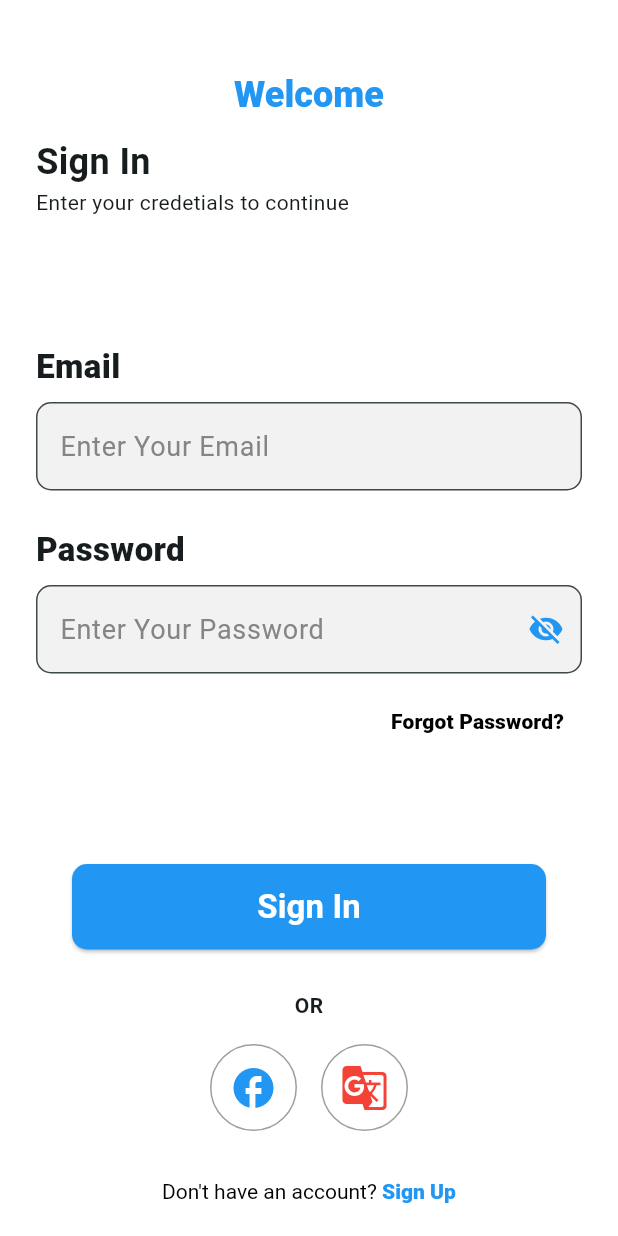
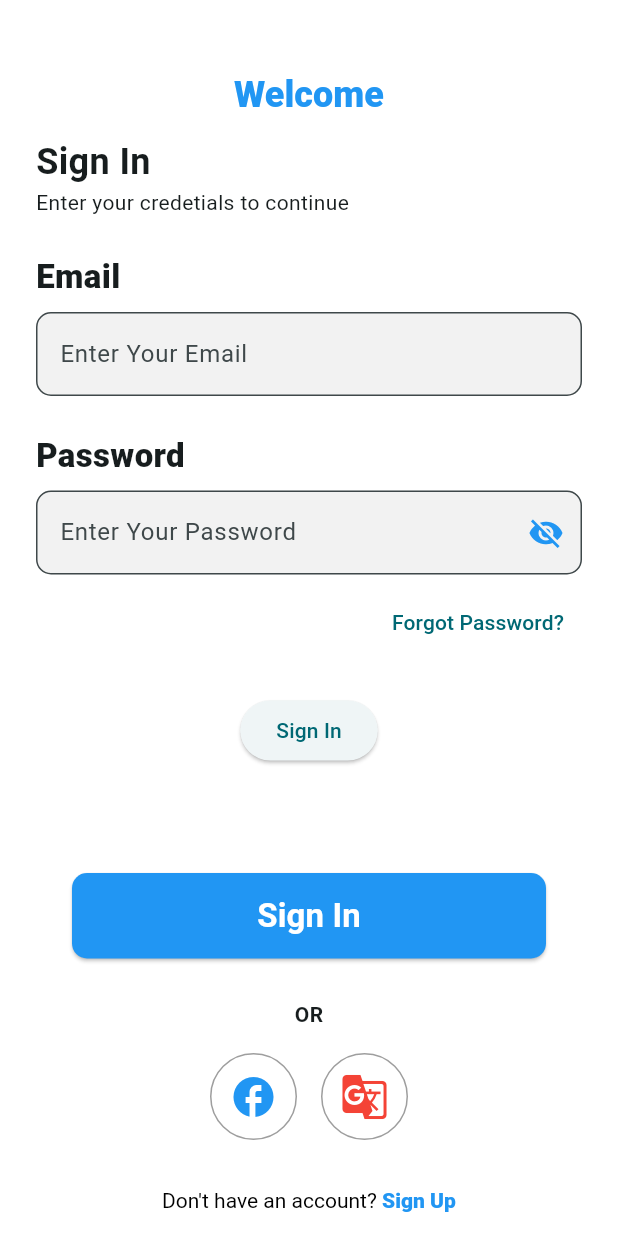
Before and after one commit to hanabif/2024-project-phase-mobile-tasks-group-3, a Flutter app: the screen it shows after launch, after a tap on "Forgot Password?", on a phone screen of 412 x 824 dp. Run offline on Flutter 3.47's test engine with Material 3 defaults, Android fonts, the phone set to English and light mode, and no system bars; our stand-ins replace bloc, equatable, firebase_auth, firebase_core, flutter_bloc, google_fonts; accounts and stored records are empty.

Commit message:
firebase auth

```diff
--- a/form_app/lib/main.dart
+++ b/form_app/lib/main.dart
@@ -1,10 +1,22 @@
 // ignore_for_file: prefer_const_constructors
 
+import 'package:firebase_auth/firebase_auth.dart';
+import 'package:firebase_core/firebase_core.dart';
 import 'package:flutter/material.dart';
+import 'package:form_app/pages/Home_screen.dart';
 import 'package:form_app/pages/create_acc.dart';
 import 'package:form_app/pages/sign_in.dart';
 
-void main() {
+
+void main() async {
+  WidgetsFlutterBinding.ensureInitialized();
+  await Firebase.initializeApp(
+    options: FirebaseOptions(
+      apiKey: "AIzaSyAw2Zqq8GowypQWpfezsewC-dHc5enwjFc",
+      appId: "1:730490693947:android:ee334efb8a21e0d438ef1e",
+      messagingSenderId: "730490693947",
+      projectId: "form-app-f5b1a")
+  );
   runApp(const MyApp());
 }
 
@@ -15,7 +27,6 @@ class MyApp extends StatelessWidget {
   Widget build(BuildContext context) {
     return MaterialApp(
       debugShowCheckedModeBanner: false,
-      home: SignIn(),
       theme: ThemeData(
         colorScheme: ColorScheme.fromSeed(seedColor: Colors.white),
         useMaterial3: true,
@@ -23,6 +34,40 @@ class MyApp extends StatelessWidget {
       routes: {
         '/sign_in': (context) => SignIn(),
         '/create_account': (context) => CreateAcc(),
+        '/home': (context) => HomeScreen(),
+      },
+      home: FutureBuilder(
+        future: Firebase.initializeApp(),
+        builder: (context, snapshot) {
+          if (snapshot.connectionState == ConnectionState.waiting) {
+            return Center(child: CircularProgressIndicator());
+          } else if (snapshot.hasError) {
+            return Scaffold(body: Center(child: Text("Error initializing Firebase!")));
+          }
+          return AuthWrapper();
+        },
+      ),
+    );
+  }
+}
+
+class AuthWrapper extends StatelessWidget {
+  @override
+  Widget build(BuildContext context) {
+    return StreamBuilder<User?>(
+      stream: FirebaseAuth.instance.authStateChanges(),
+      builder: (context, snapshot) {
+        print("Auth State Changed: ${snapshot.connectionState}, Has Data: ${snapshot.hasData}");
+
+        if (snapshot.connectionState == ConnectionState.waiting) {
+          return Center(child: CircularProgressIndicator());
+        } else if (snapshot.hasData) {
+          print("User logged in: ${snapshot.data?.email}");
+          return HomeScreen();
+        } else {
+          print("User not logged in");
+          return SignIn();
+        }
       },
     );
   }
--- a/form_app/lib/pages/create_acc.dart
+++ b/form_app/lib/pages/create_acc.dart
@@ -1,5 +1,6 @@
 // ignore_for_file: prefer_const_constructors, prefer_const_literals_to_create_immutables, sort_child_properties_last
 
+import 'package:firebase_auth/firebase_auth.dart';
 import 'package:flutter/material.dart';
 import 'package:form_app/widgets/custom_form_field.dart';
 
@@ -49,28 +50,55 @@ class CreateAcc extends StatelessWidget {
   }
 }
 
-class _Form extends StatelessWidget {
-  const _Form();
+class _Form extends StatefulWidget {
+  @override
+  _FormState createState() => _FormState();
+}
+
+class _FormState extends State<_Form> {
+  final TextEditingController emailController = TextEditingController();
+  final TextEditingController passwordController = TextEditingController();
+  final TextEditingController nameController = TextEditingController();
+  final TextEditingController phoneController = TextEditingController();
+
+  Future<void> signUp() async {
+    try {
+      await FirebaseAuth.instance.createUserWithEmailAndPassword(
+        email: emailController.text.trim(),
+        password: passwordController.text.trim(),
+      );
+      ScaffoldMessenger.of(context).showSnackBar(
+        SnackBar(content: Text("Account Created Successfully!")),
+      );
+      Navigator.pushReplacementNamed(context, '/sign_in');
+    } catch (e) {
+      ScaffoldMessenger.of(context).showSnackBar(
+        SnackBar(content: Text(e.toString())),
+      );
+    }
+  }
 
   @override
   Widget build(BuildContext context) {
     return Column(
       children: [
+        CustomFormField(label: 'Full Name', hint: 'Enter Your Full Name', controller: nameController),
+        SizedBox(height: 24),
+        CustomFormField(label: 'Email', hint: 'Enter Your Email', controller: emailController),
+        SizedBox(height: 24),
+        CustomFormField(label: 'Password', hint: 'Enter Your Password', isPassword: true, controller: passwordController),
+        SizedBox(height: 24),
+        CustomFormField(label: 'Mobile Number', hint: 'Enter Your Phone Number', controller: phoneController),
         SizedBox(height: 30),
-        CustomFormField(label: 'Full Name', hint: 'Enter Your Full Name'),
-        SizedBox(height: 24),
-        CustomFormField(
-            label: 'Password', hint: "Enter Your Password", isPassword: true),
-        SizedBox(height: 24),
-        SizedBox(height: 30),
-        CustomFormField(label: 'Email', hint: 'Enter Your Email'),
-        SizedBox(height: 30),
-        CustomFormField(
-            label: 'Mobile Number', hint: 'Enter Your Phone Number'),
+        ElevatedButton(
+          onPressed: signUp,
+          child: Text("Sign Up"),
+        ),
       ],
     );
   }
 }
+
 
 class _SignInButton extends StatelessWidget {
   const _SignInButton();
--- a/form_app/lib/pages/sign_in.dart
+++ b/form_app/lib/pages/sign_in.dart
@@ -2,7 +2,7 @@
 
 import 'package:flutter/material.dart';
 import 'package:form_app/widgets/custom_form_field.dart';
-
+import 'package:firebase_auth/firebase_auth.dart';
 class SignIn extends StatelessWidget {
   const SignIn({super.key});
 
@@ -66,37 +66,61 @@ class _Header extends StatelessWidget {
   }
 }
 
-class _Form extends StatelessWidget {
-  const _Form();
+class _Form extends StatefulWidget {
+  @override
+  _FormState createState() => _FormState();
+}
+
+class _FormState extends State<_Form> {
+  final TextEditingController emailController = TextEditingController();
+  final TextEditingController passwordController = TextEditingController();
+
+  Future<void> signIn() async {
+    try {
+      await FirebaseAuth.instance.signInWithEmailAndPassword(
+        email: emailController.text.trim(),
+        password: passwordController.text.trim(),
+      );
+      ScaffoldMessenger.of(context).showSnackBar(
+        SnackBar(content: Text("Login Successful!")),
+      );
+      Navigator.pushReplacementNamed(context, '/home');
+    } catch (e) {
+      ScaffoldMessenger.of(context).showSnackBar(
+        SnackBar(content: Text(e.toString())),
+      );
+    }
+  }
 
   @override
   Widget build(BuildContext context) {
     return Column(
       children: [
-        SizedBox(height: 60),
-        CustomFormField(label: 'Email', hint: 'Enter Your Email'),
+        CustomFormField(label: 'Email', hint: 'Enter Your Email', controller: emailController),
         SizedBox(height: 24),
-        CustomFormField(
-            label: 'Password', hint: "Enter Your Password", isPassword: true),
+        CustomFormField(label: 'Password', hint: "Enter Your Password", isPassword: true, controller: passwordController),
         SizedBox(height: 8),
         Align(
           alignment: Alignment.centerRight,
           child: TextButton(
-            onPressed: () {},
-            child: Text('Forgot Password?',
-                style: TextStyle(
-                  color: Colors.black,
-                  fontWeight: FontWeight.w800,
-                )),
+            onPressed: () {}, // Implement password reset later
+            child: Text('Forgot Password?'),
           ),
-        )
+        ),
+        SizedBox(height: 24),
+        ElevatedButton(
+          onPressed: signIn,
+          child: Text("Sign In"),
+        ),
       ],
     );
   }
 }
 
+
 class _SignInButton extends StatelessWidget {
   const _SignInButton();
+
 
   @override
   Widget build(BuildContext context) {
--- a/form_app/lib/widgets/custom_form_field.dart
+++ b/form_app/lib/widgets/custom_form_field.dart
@@ -1,53 +1,39 @@
-// ignore_for_file: prefer_const_constructors
-
 import 'package:flutter/material.dart';
 
 class CustomFormField extends StatelessWidget {
   final String label;
   final String hint;
   final bool isPassword;
+  final TextEditingController? controller;
 
   const CustomFormField({
     super.key,
     required this.label,
     required this.hint,
     this.isPassword = false,
-    });
+    this.controller,
+  });
 
   @override
   Widget build(BuildContext context) {
     return Column(
       crossAxisAlignment: CrossAxisAlignment.start,
       children: [
-        Text(
-          label,
-          style: TextStyle(
-            fontSize: 22,
-            fontWeight: FontWeight.w800),
-        ),
+        Text(label, style: TextStyle(fontSize: 22, fontWeight: FontWeight.w800)),
         SizedBox(height: 8),
         TextFormField(
+          controller: controller,
           obscureText: isPassword,
           decoration: InputDecoration(
             hintText: hint,
-            hintStyle: TextStyle(
-              color: Color(0xFF858585),
-              fontSize: 18,
-            ),
             filled: true,
             fillColor: Color(0xFFF2F2F2),
             border: OutlineInputBorder(
               borderRadius: BorderRadius.circular(10),
-              borderSide: BorderSide(color: Colors.grey.withOpacity(0.2), width: 1),
             ),
-            focusedBorder: OutlineInputBorder(
-              borderRadius: BorderRadius.circular(10),
-              borderSide: BorderSide(color: Colors.blue, width: 2),
-
-            ),
-            suffixIcon: isPassword? Icon(Icons.visibility_off, color: Colors.blue,) : null,
+            suffixIcon: isPassword ? Icon(Icons.visibility_off, color: Colors.blue) : null,
           ),
-        )
+        ),
       ],
     );
   }
--- a/form_app/pubspec.yaml
+++ b/form_app/pubspec.yaml
@@ -35,6 +35,8 @@ dependencies:
   # The following adds the Cupertino Icons font to your application.
   # Use with the CupertinoIcons class for iOS style icons.
   cupertino_icons: ^1.0.8
+  firebase_core: ^3.12.1
+  firebase_auth: ^5.5.1
 
 dev_dependencies:
   flutter_test:
```
Also changed, not shown: form_app/lib/pages/Home_screen.dart (added, +15 -0 lines), form_app/pubspec.lock, 6 other files.
